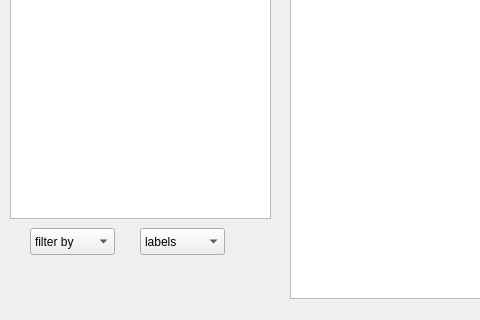
Old version of the form plugins/akonadi_history_plugin/searchdialog.ui in the repository KDE/kopete; both pictures show x 0 to 480 and y 112 to 432 of the 611 by 432 pixel window.
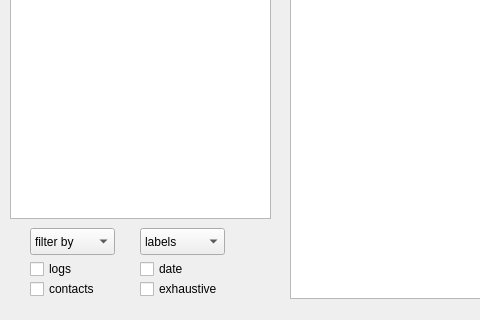
New version of the form. Custom widgets are drawn as their Qt base class.

Commit message: Implemented full test search in chat logs, search by contact and search by both contact and text

```diff
--- a/plugins/akonadi_history_plugin/searchdialog.ui
+++ b/plugins/akonadi_history_plugin/searchdialog.ui
@@ -112,6 +112,58 @@
     </rect>
    </property>
   </widget>
+  <widget class="QCheckBox" name="CBoxLogs">
+   <property name="geometry">
+    <rect>
+     <x>30</x>
+     <y>370</y>
+     <width>95</width>
+     <height>22</height>
+    </rect>
+   </property>
+   <property name="text">
+    <string>logs</string>
+   </property>
+  </widget>
+  <widget class="QCheckBox" name="CBoxContact">
+   <property name="geometry">
+    <rect>
+     <x>30</x>
+     <y>390</y>
+     <width>95</width>
+     <height>22</height>
+    </rect>
+   </property>
+   <property name="text">
+    <string>contacts</string>
+   </property>
+  </widget>
+  <widget class="QCheckBox" name="CBoxDate">
+   <property name="geometry">
+    <rect>
+     <x>140</x>
+     <y>370</y>
+     <width>95</width>
+     <height>22</height>
+    </rect>
+   </property>
+   <property name="text">
+    <string>date</string>
+   </property>
+  </widget>
+  <widget class="QCheckBox" name="CBoxExhaustive">
+   <property name="geometry">
+    <rect>
+     <x>140</x>
+     <y>390</y>
+     <width>95</width>
+     <height>22</height>
+    </rect>
+   </property>
+   <property name="text">
+    <string>exhaustive</string>
+   </property>
+  </widget>
  </widget>
  <customwidgets>
   <customwidget>
```
The commit also changes 4 other files.
